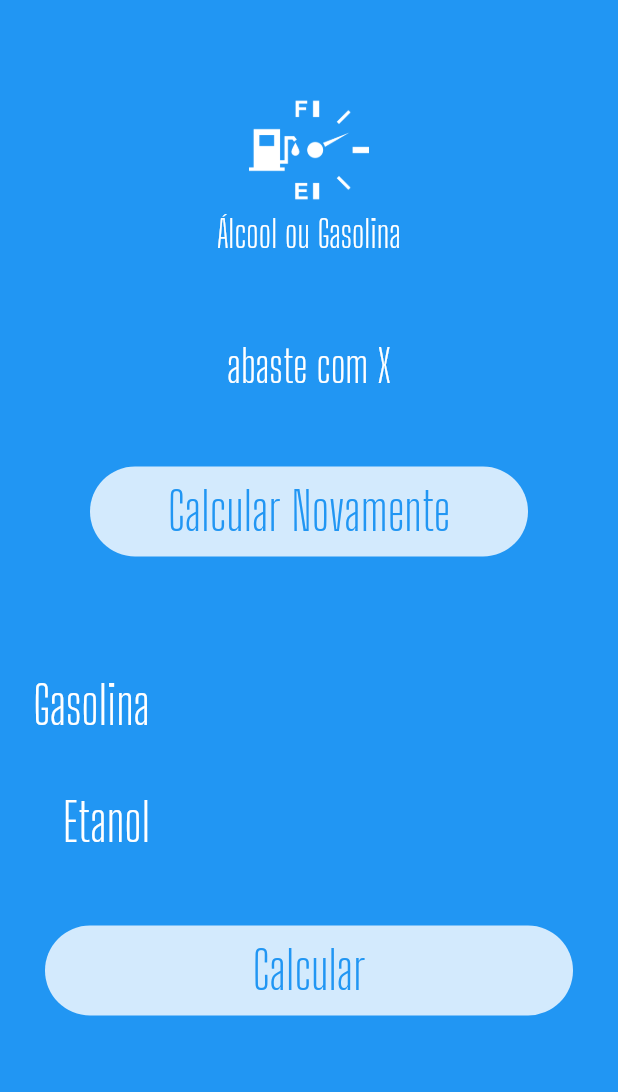
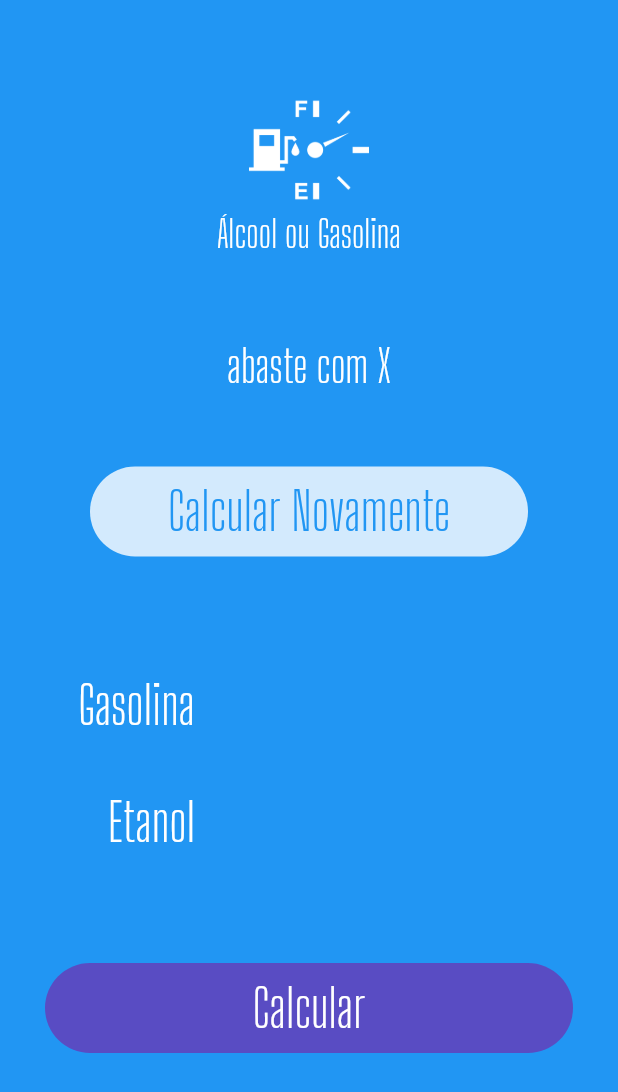
Before and after one commit to FelipeSolunexus/aog, a Flutter app: the screen it shows after launch, on a phone screen of 412 x 824 dp. Shown: the top 1092 px of the screen. Run offline on Flutter 3.47's test engine with Material 2 defaults, Android fonts, the phone set to English and light mode, and no system bars.

Commit message:
componentizando o formulário de submissão

```diff
--- a/aog/lib/main.dart
+++ b/aog/lib/main.dart
@@ -1,6 +1,7 @@
 import 'package:aog/widgets/calcular_widget.dart';
 import 'package:aog/widgets/input.widget.dart';
 import 'package:aog/widgets/logo_widget.dart';
+import 'package:aog/widgets/submit_form.dart';
 import 'package:aog/widgets/success_widget.dart';
 import 'package:flutter/material.dart';
 
@@ -39,14 +40,11 @@ class HomePage extends StatelessWidget {
         children: <Widget>[
           const Logo(),
           Success(result: "abaste com X", reset: () {}),
-          Input(label: "Gasolina", ctrl: _gasCtrl),
-          Input(label: "Etanol", ctrl: _alcoolCtrl),
-          LoadingButton(
-            titleButton: "Calcular",
-            busy: false,
-            invert: true,
-            func: () {},
-          ),
+          Submit(
+              etanolControler: _alcoolCtrl,
+              gasolinaControler: _gasCtrl,
+              busy: false,
+              submitFunc: () {}),
         ],
       ),
     );
--- /dev/null
+++ b/aog/lib/widgets/submit_form.dart
@@ -0,0 +1,51 @@
+import 'package:aog/widgets/input.widget.dart';
+import 'package:flutter/material.dart';
+
+import 'calcular_widget.dart';
+
+// ignore: must_be_immutable
+class Submit extends StatelessWidget {
+  var etanolControler = TextEditingController();
+  var gasolinaControler = TextEditingController();
+  var busy = false;
+  Function submitFunc;
+
+  Submit(
+      {Key? key,
+      required this.etanolControler,
+      required this.gasolinaControler,
+      required this.busy,
+      required this.submitFunc})
+      : super(key: key);
+
+  @override
+  Widget build(BuildContext context) {
+    return Column(
+      children: <Widget>[
+        Padding(
+          padding: const EdgeInsets.only(left: 30, right: 30),
+          child: Input(
+            label: "Gasolina",
+            ctrl: gasolinaControler,
+          ),
+        ),
+        Padding(
+          padding: const EdgeInsets.only(left: 30, right: 30),
+          child: Input(
+            label: "Etanol",
+            ctrl: etanolControler,
+          ),
+        ),
+        const SizedBox(
+          height: 25,
+        ),
+        LoadingButton(
+          titleButton: "Calcular",
+          busy: busy,
+          invert: false,
+          func: submitFunc,
+        ),
+      ],
+    );
+  }
+}
```
